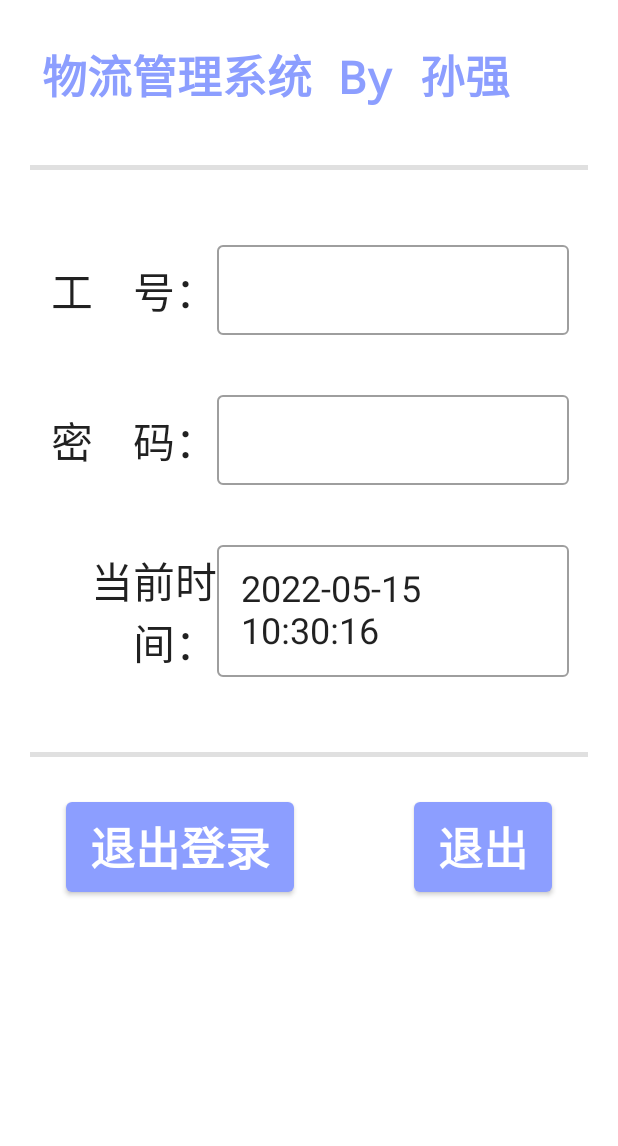
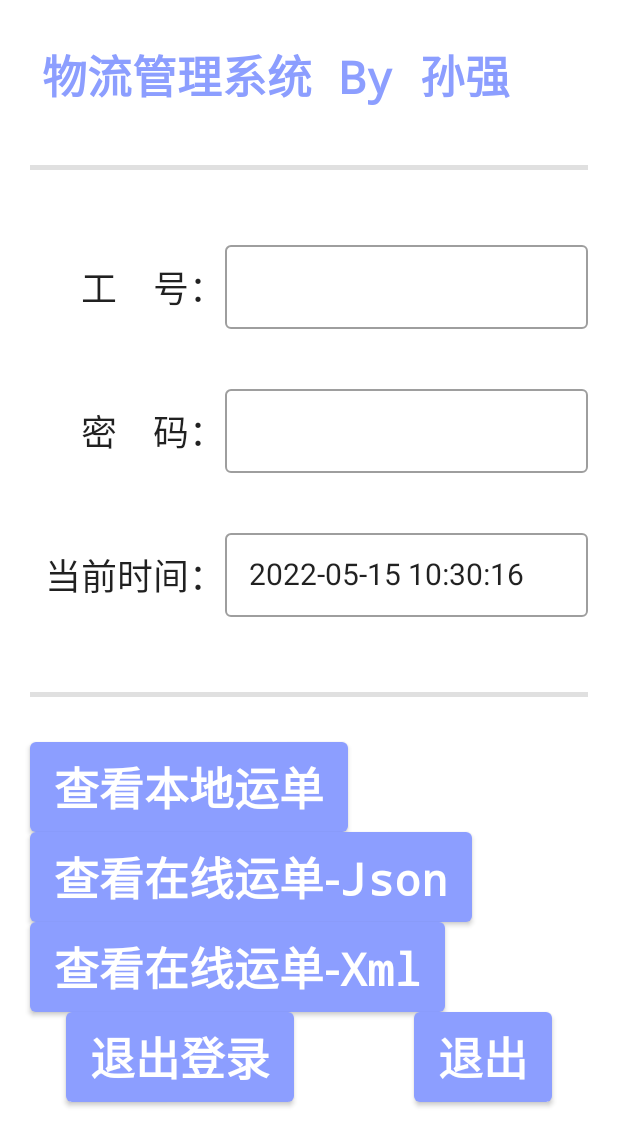
Before and after one commit to jyjdal/LogisticsManagement, an Android app built with Jetpack Compose: the composable ManageActivity called with empty values, on a phone screen of 412 x 824 dp. Shown: the top 1146 px of the screen. Run offline under Robolectric (Android 15) with nearby library versions, the phone set to English and light mode, and no system bars; our stand-ins replace accompanist; 1 statement that could not run was skipped.

Commit message:
feat(UI): 抽象组件
添加查看在线运单的页面

```diff
--- a/app/src/main/java/com/example/logisticsmanagement/Constant.kt
+++ b/app/src/main/java/com/example/logisticsmanagement/Constant.kt
@@ -3,3 +3,6 @@ package com.example.logisticsmanagement
 // ROUTES
 const val ROUTE_LOGIN = "login"
 const val ROUTE_MAIN = "main"
+const val ROUTE_ONLINE_WAYBILL = "online"
+const val WAYBILL_TYPE_XML = "xml"
+const val WAYBILL_TYPE_JSON = "json"
--- a/app/src/main/java/com/example/logisticsmanagement/activity/ManageActivity.kt
+++ b/app/src/main/java/com/example/logisticsmanagement/activity/ManageActivity.kt
@@ -7,10 +7,13 @@ import androidx.compose.ui.Alignment
 import androidx.compose.ui.Modifier
 import androidx.compose.ui.text.TextStyle
 import androidx.compose.ui.text.style.TextAlign
+import androidx.compose.ui.text.style.TextDecoration
 import androidx.compose.ui.unit.dp
 import androidx.compose.ui.unit.sp
 import androidx.navigation.NavController
-import androidx.navigation.compose.rememberNavController
+import com.example.logisticsmanagement.ROUTE_ONLINE_WAYBILL
+import com.example.logisticsmanagement.WAYBILL_TYPE_JSON
+import com.example.logisticsmanagement.WAYBILL_TYPE_XML
 import kotlinx.coroutines.delay
 import java.text.SimpleDateFormat
 import java.util.*
@@ -52,6 +55,18 @@ fun ManageActivity(navController: NavController, jobNumber: String, password: St
         }
         ContentDivider()
 
+        Column(modifier = Modifier.fillMaxWidth(1F)) {
+            Button(onClick = { /*TODO*/ }) {
+                Text(text = "查看本地运单")
+            }
+            Button(onClick = { navController.navigate("${ROUTE_ONLINE_WAYBILL}/${WAYBILL_TYPE_JSON}") }) {
+                Text(text = "查看在线运单-Json")
+            }
+            Button(onClick = { navController.navigate("${ROUTE_ONLINE_WAYBILL}/${WAYBILL_TYPE_XML}") }) {
+                Text(text = "查看在线运单-Xml")
+            }
+        }
+
         Row {
             Button(onClick = { navController.popBackStack() }) { Text(text = "退出登录") }
             Spacer(modifier = Modifier.width(80.dp))
@@ -62,16 +77,15 @@ fun ManageActivity(navController: NavController, jobNumber: String, password: St
         Column {
             Text(
                 text = """
-            物流管理系统 v1.0 By 孙强
+            作者：孙强
             学号：20194780
             班级：计算机1906
         """.trimIndent(), fontSize = PRIMARY_TEXT_SIZE
             )
-            TextButton(onClick = {
-
-            }) {
-                Text(text = "Github仓库", fontSize = PRIMARY_TEXT_SIZE)
-            }
+            Text(
+                text = "github.com/jyjdal/LogisticsManagement", fontSize = SECONDARY_TEXT_SIZE,
+                textDecoration = TextDecoration.Underline
+            )
         }
     }
 }
@@ -89,12 +103,12 @@ fun ContentDivider() {
 val ROW_VERTICAL_PADDING = 20.dp
 
 // 每行标签和内容的宽度占比，实际超过1
-const val LABEL_WIDTH = 0.3F
-const val FIELD_WIDTH = 0.9F
+const val LABEL_WIDTH = 0.35F
+const val FIELD_WIDTH = 1.1F
 
 // 字体大小
-val LABEL_FONT_SIZE = 28.sp
-val FIELD_FONT_SIZE = 24.sp
+val LABEL_FONT_SIZE = 24.sp
+val FIELD_FONT_SIZE = 20.sp
 
 @Composable
 fun FieldDisplayRow(label: String, field: String) {
```
Also changed, not shown: app/src/main/java/com/example/logisticsmanagement/MainActivity.kt (+9 -1 lines), app/src/main/java/com/example/logisticsmanagement/activity/OnlineWayBill.kt (added, +64 -0 lines), app/src/main/java/com/example/logisticsmanagement/data/Waybill.kt (added, +38 -0 lines), app/src/main/java/com/example/logisticsmanagement/data/WaybillApi.kt (added, +9 -0 lines).
